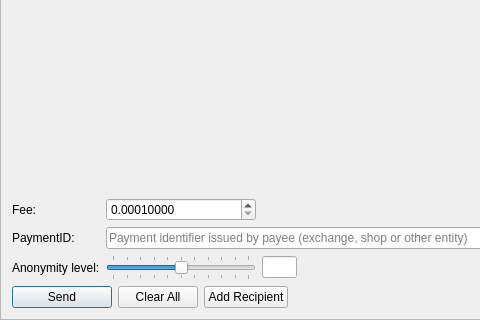
Above: src/gui/ui/sendframe.ui from qwertycoin-org/qwertycoin-gui before the change; both pictures show x 0 to 480 and y 270 to 590 of the 866 by 590 pixel window. Below: the same form after it.
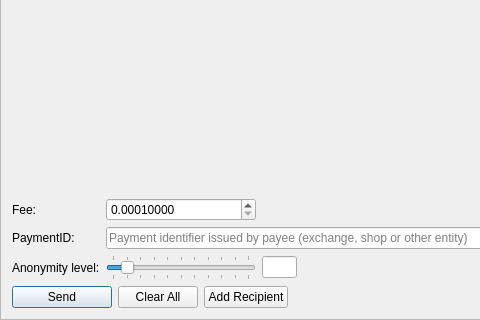
That is the form after the change. Icons and pictures are not drawn.

Diff of the .ui file:
```diff
--- a/src/gui/ui/sendframe.ui
+++ b/src/gui/ui/sendframe.ui
@@ -96,7 +96,7 @@
         <number>1</number>
        </property>
        <property name="sliderPosition">
-        <number>5</number>
+        <number>1</number>
        </property>
        <property name="tracking">
         <bool>false</bool>
```
